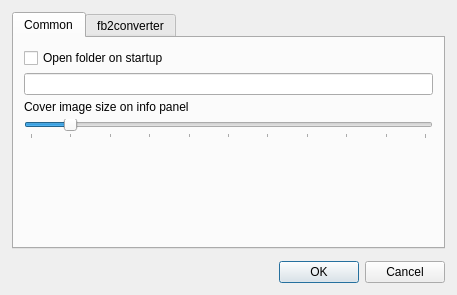
Before: the Qt Designer form src/designer/settingsdialog.ui in dnkorpushov/libro2, drawn with Qt 5.
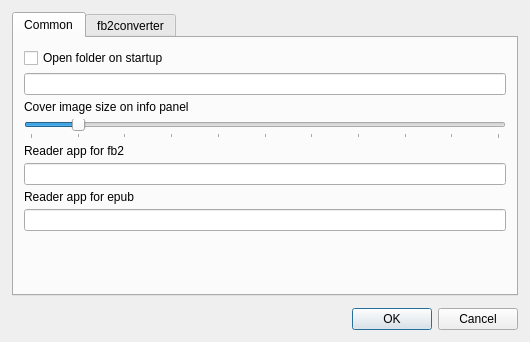
After: the same form once the commit is applied. Custom widgets are drawn as their Qt base class.

```diff
--- a/src/designer/settingsdialog.ui
+++ b/src/designer/settingsdialog.ui
@@ -6,8 +6,8 @@
    <rect>
     <x>0</x>
     <y>0</y>
-    <width>457</width>
-    <height>295</height>
+    <width>530</width>
+    <height>342</height>
    </rect>
   </property>
   <property name="windowTitle">
@@ -102,6 +102,26 @@
          </property>
         </widget>
        </item>
+       <item>
+        <widget class="QLabel" name="label_2">
+         <property name="text">
+          <string>Reader app for fb2</string>
+         </property>
+        </widget>
+       </item>
+       <item>
+        <widget class="FilePicker" name="textReaderFb2"/>
+       </item>
+       <item>
+        <widget class="QLabel" name="label_5">
+         <property name="text">
+          <string>Reader app for epub</string>
+         </property>
+        </widget>
+       </item>
+       <item>
+        <widget class="FilePicker" name="textReaderEpub"/>
+       </item>
        <item>
         <spacer name="verticalSpacer">
          <property name="orientation">
```
